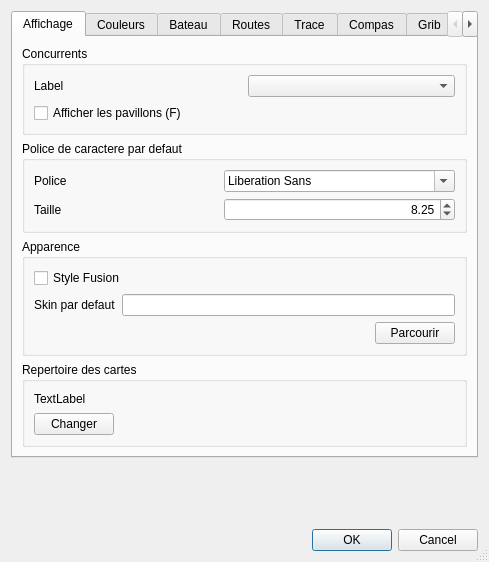
This is src/Ui/paramVLM.ui in nohal/qtVlm as Qt 5 draws it before an edit. The edited form follows.
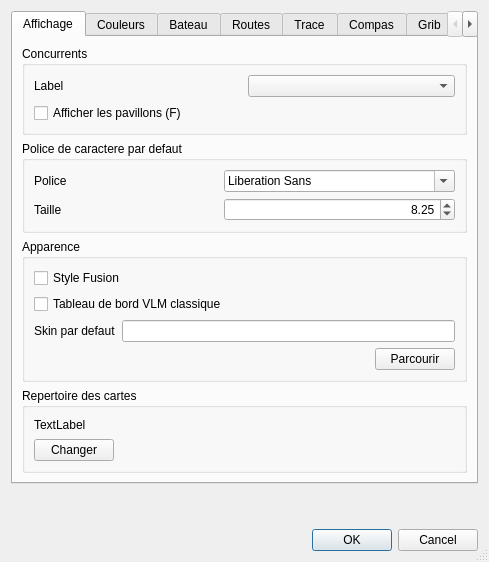
This is the edited form. Icons and pictures are not drawn.

Commit message: Add an option to use old vlm board or not

The edit to the form file:
```diff
--- a/src/Ui/paramVLM.ui
+++ b/src/Ui/paramVLM.ui
@@ -133,6 +133,16 @@
             </property>
            </widget>
           </item>
+          <item>
+           <widget class="QCheckBox" name="classicalBoard">
+            <property name="toolTip">
+             <string>Redemarrage de qtVlm necessaire</string>
+            </property>
+            <property name="text">
+             <string>Tableau de bord VLM classique</string>
+            </property>
+           </widget>
+          </item>
           <item>
            <layout class="QHBoxLayout" name="horizontalLayout_14">
             <item>
```
Left out of the diff: 8 changed lines with no effect on the pictures. The commit also changes 26 other files.
